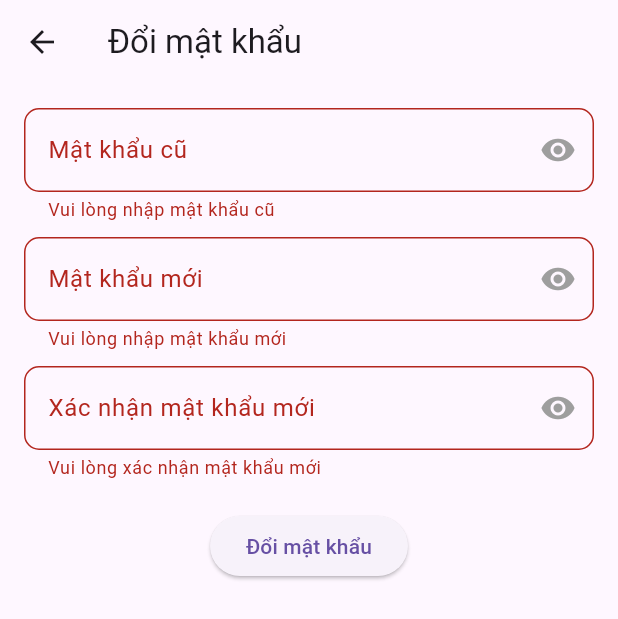
After one commit to DoTung0105/doantotnghiep, a Flutter app: the ChangePasswordPage screen opened directly, after a tap on "Đổi mật khẩu", on a phone screen of 412 x 824 dp. The commit adds this screen. Shown: the top 619 px of the screen. Run offline on Flutter 3.47's test engine with Material 3 defaults, Android fonts, the phone set to English and light mode, and no system bars; our stand-ins replace carousel_slider, cloud_firestore, firebase_auth, firebase_core, firebase_storage, google_nav_bar and 5 more; accounts and stored records are empty.

Commit message:
them changepassword screen

```diff
--- a/fashionhub/lib/view/addproduc_screen.dart
+++ b/fashionhub/lib/view/addproduc_screen.dart
@@ -1,5 +1,3 @@
-
-
 import 'package:fashionhub/animation/animation.dart';
 import 'package:fashionhub/view/list_product.dart';
 import 'package:fashionhub/viewmodel/products_viewmodel.dart';
--- /dev/null
+++ b/fashionhub/lib/view/changepassword_screen.dart
@@ -0,0 +1,198 @@
+import 'package:firebase_auth/firebase_auth.dart';
+import 'package:flutter/material.dart';
+import 'package:fashionhub/service/authentication_service.dart';
+
+class ChangePasswordPage extends StatefulWidget {
+  final AuthenticationService authService;
+
+  ChangePasswordPage({required this.authService});
+
+  @override
+  _ChangePasswordPageState createState() => _ChangePasswordPageState();
+}
+
+class _ChangePasswordPageState extends State<ChangePasswordPage> {
+  final _formKey = GlobalKey<FormState>();
+  final TextEditingController _oldPasswordController = TextEditingController();
+  final TextEditingController _newPasswordController = TextEditingController();
+  final TextEditingController _confirmPasswordController =
+      TextEditingController();
+
+  String? _errorMessage;
+
+  bool _obscureOldPassword = true;
+  bool _obscureNewPassword = true;
+  bool _obscureConfirmPassword = true;
+
+  Future<void> _changePassword() async {
+    if (_formKey.currentState!.validate()) {
+      try {
+        bool isPasswordVerified = await widget.authService
+            .verifyCurrentPassword(_oldPasswordController.text);
+        if (!isPasswordVerified) {
+          setState(() {
+            _errorMessage = 'Mật khẩu hiện tại không chính xác';
+          });
+          return;
+        }
+
+        User? user = widget.authService.getCurrentUser();
+        if (user != null) {
+          // Update the password
+          await widget.authService.updatePassword(_newPasswordController.text);
+
+          ScaffoldMessenger.of(context).showSnackBar(SnackBar(
+            content: Text('Đổi mật khẩu thành công'),
+          ));
+
+          Navigator.pop(context);
+        }
+      } catch (e) {
+        setState(() {
+          _errorMessage = null;
+        });
+      }
+    }
+  }
+
+  @override
+  Widget build(BuildContext context) {
+    return Scaffold(
+      appBar: AppBar(
+        title: Text('Đổi mật khẩu'),
+      ),
+      body: Padding(
+        padding: const EdgeInsets.all(16.0),
+        child: Form(
+          key: _formKey,
+          child: Column(
+            children: [
+              if (_errorMessage != null)
+                Padding(
+                  padding: const EdgeInsets.only(bottom: 8.0),
+                  child: Text(
+                    _errorMessage!,
+                    style: TextStyle(color: Colors.red),
+                  ),
+                ),
+              TextFormField(
+                controller: _oldPasswordController,
+                decoration: InputDecoration(
+                  labelText: 'Mật khẩu cũ',
+                  border: OutlineInputBorder(
+                    borderSide: BorderSide(
+                      color: Colors.black12, // Default border color
+                    ),
+                    borderRadius: BorderRadius.circular(10),
+                  ),
+                  suffixIcon: IconButton(
+                    icon: Icon(
+                      _obscureOldPassword
+                          ? Icons.visibility
+                          : Icons.visibility_off,
+                      color: _obscureOldPassword ? Colors.grey : Colors.blue,
+                    ),
+                    onPressed: () {
+                      setState(() {
+                        _obscureOldPassword = !_obscureOldPassword;
+                      });
+                    },
+                  ),
+                ),
+                obscureText: _obscureOldPassword,
+                validator: (value) {
+                  if (value == null || value.isEmpty) {
+                    return 'Vui lòng nhập mật khẩu cũ';
+                  }
+                  return null;
+                },
+              ),
+              SizedBox(
+                height: 10,
+              ),
+              TextFormField(
+                controller: _newPasswordController,
+                decoration: InputDecoration(
+                  labelText: 'Mật khẩu mới',
+                  border: OutlineInputBorder(
+                    borderSide: BorderSide(
+                      color: Colors.black12, // Default border color
+                    ),
+                    borderRadius: BorderRadius.circular(10),
+                  ),
+                  suffixIcon: IconButton(
+                    icon: Icon(
+                      _obscureNewPassword
+                          ? Icons.visibility
+                          : Icons.visibility_off,
+                      color: _obscureNewPassword ? Colors.grey : Colors.blue,
+                    ),
+                    onPressed: () {
+                      setState(() {
+                        _obscureNewPassword = !_obscureNewPassword;
+                      });
+                    },
+                  ),
+                ),
+                obscureText: _obscureNewPassword,
+                validator: (value) {
+                  if (value == null || value.isEmpty) {
+                    return 'Vui lòng nhập mật khẩu mới';
+                  }
+                  if (value.length < 6) {
+                    return 'Mật khẩu mới phải có ít nhất 6 ký tự';
+                  }
+                  return null;
+                },
+              ),
+              SizedBox(
+                height: 10,
+              ),
+              TextFormField(
+                controller: _confirmPasswordController,
+                decoration: InputDecoration(
+                  labelText: 'Xác nhận mật khẩu mới',
+                  border: OutlineInputBorder(
+                    borderSide: BorderSide(
+                      color: Colors.black12, // Default border color
+                    ),
+                    borderRadius: BorderRadius.circular(10),
+                  ),
+                  suffixIcon: IconButton(
+                    icon: Icon(
+                      _obscureConfirmPassword
+                          ? Icons.visibility
+                          : Icons.visibility_off,
+                      color:
+                          _obscureConfirmPassword ? Colors.grey : Colors.blue,
+                    ),
+                    onPressed: () {
+                      setState(() {
+                        _obscureConfirmPassword = !_obscureConfirmPassword;
+                      });
+                    },
+                  ),
+                ),
+                obscureText: _obscureConfirmPassword,
+                validator: (value) {
+                  if (value == null || value.isEmpty) {
+                    return 'Vui lòng xác nhận mật khẩu mới';
+                  }
+                  if (value != _newPasswordController.text) {
+                    return 'Mật khẩu xác nhận không khớp';
+                  }
+                  return null;
+                },
+              ),
+              SizedBox(height: 20),
+              ElevatedButton(
+                onPressed: _changePassword,
+                child: Text('Đổi mật khẩu'),
+              ),
+            ],
+          ),
+        ),
+      ),
+    );
+  }
+}
--- a/fashionhub/lib/viewmodel/login_viewmodel.dart
+++ b/fashionhub/lib/viewmodel/login_viewmodel.dart
@@ -22,8 +22,6 @@ class LoginViewModel extends ChangeNotifier {
       return null;
     }
   }
-
-
 
   Future<void> resetPassword(String email) async {
     try {
@@ -56,9 +54,9 @@ class LoginViewModel extends ChangeNotifier {
       return false;
     }
   }
+
 // tung 6/11
- Future<String?> getUserRole(String uid) async {
+  Future<String?> getUserRole(String uid) async {
     return await _authenticationService.getUserRole(uid);
   }
-
 }
--- a/fashionhub/pubspec.yaml
+++ b/fashionhub/pubspec.yaml
@@ -40,7 +40,7 @@ dependencies:
   http: ^1.2.1
   animations: ^2.0.11
   simple_animations: ^5.0.2
-  firebase_app_check: ^0.2.2+5
+  # firebase_app_check: ^0.2.2+5
   image_picker: ^1.1.1
   firebase_storage: ^11.7.7
   uuid: ^4.4.0
```
Also changed, not shown: fashionhub/lib/service/authentication_service.dart (+23 -1 lines), fashionhub/lib/view/home_screen.dart (+58 -11 lines), fashionhub/lib/view/list_product.dart (+9 -8 lines), fashionhub/pubspec.lock, 1 other file.
